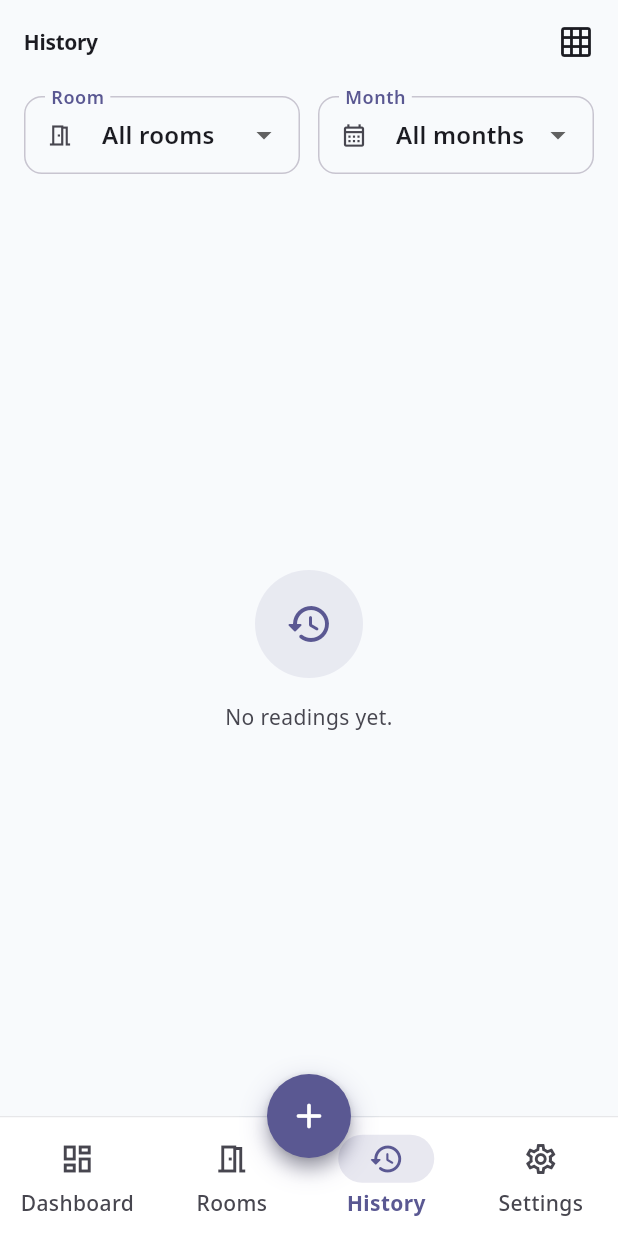
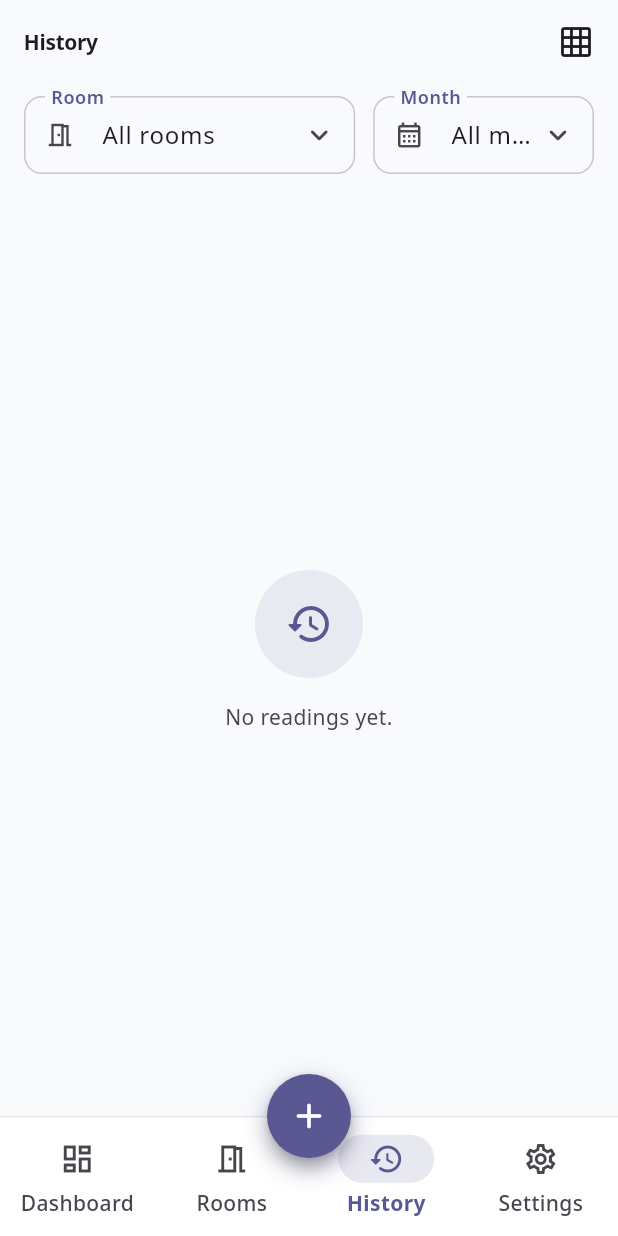
Before and after one commit to sochetraoeun/my-bill, a Flutter app: the screen it shows after launch, item 3 of the bottom bar chosen, on a phone screen of 412 x 824 dp. Run offline on Flutter 3.47's test engine with Material 3 defaults, Android fonts, the phone set to English and light mode, and no system bars; our stand-ins replace cloud_firestore, firebase_core, flutter_dotenv, get, package_info_plus, pdf and 3 more; missing offline and left inert: excel; accounts and stored records are empty.

Commit message:
Add meter reading validation and localization support. Introduce new error messages for empty meter readings in English and Khmer. Refactor meter validation logic in input forms to ensure proper error handling.

```diff
--- a/lib/l10n/app_en.arb
+++ b/lib/l10n/app_en.arb
@@ -61,6 +61,7 @@
   "roomNameEmpty": "Room name cannot be empty.",
   "roomNameDuplicate": "Another room already uses that name. Choose a different name.",
   "invalidNumber": "Please enter a valid number.",
+  "meterReadingEmpty": "Meter reading cannot be empty.",
   "filtersUpdated": "Filters updated.",
   "filtersCleared": "Filters cleared.",
   "actionCancelled": "Action cancelled.",
--- a/lib/l10n/app_km.arb
+++ b/lib/l10n/app_km.arb
@@ -55,6 +55,7 @@
   "roomNameEmpty": "ឈ្មោះបន្ទប់មិនអាចទទេបានទេ។",
   "roomNameDuplicate": "បន្ទប់ផ្សេងទៀតបានប្រើឈ្មោះនេះរួចហើយ។ សូមជ្រើសរើសឈ្មោះផ្សេង។",
   "invalidNumber": "សូមបញ្ចូលលេខត្រឹមត្រូវ។",
+  "meterReadingEmpty": "លេខម៉ែត្រមិនអាចទទេបានទេ។",
   "filtersUpdated": "បានធ្វើបច្ចុប្បន្នភាពតម្រង។",
   "filtersCleared": "បានសម្អាតតម្រង។",
   "actionCancelled": "បានបោះបង់សកម្មភាព។",
--- a/lib/ui/history/history_page.dart
+++ b/lib/ui/history/history_page.dart
@@ -12,6 +12,118 @@ import '../../services/bill_calculator.dart';
 import '../../services/excel_service.dart';
 import '../input/input_usage_page.dart';
 import '../widgets/bill_dialog.dart';
+
+/// Room / month filters for [HistoryPage] — outlined dropdowns with icon + label.
+class _HistoryFiltersBar extends StatelessWidget {
+  const _HistoryFiltersBar({
+    required this.roomLabel,
+    required this.monthLabel,
+    required this.roomFilter,
+    required this.monthFilter,
+    required this.roomItems,
+    required this.monthItems,
+    required this.onRoomChanged,
+    required this.onMonthChanged,
+  });
+
+  final String roomLabel;
+  final String monthLabel;
+  final String? roomFilter;
+  final String? monthFilter;
+  final List<DropdownMenuItem<String?>> roomItems;
+  final List<DropdownMenuItem<String?>> monthItems;
+  final ValueChanged<String?> onRoomChanged;
+  final ValueChanged<String?> onMonthChanged;
+
+  static List<Widget> _selectedItemLabels(
+    BuildContext context,
+    List<DropdownMenuItem<String?>> items,
+  ) {
+    final textStyle = Theme.of(context).textTheme.bodyLarge;
+    return items.map((item) {
+      final textWidget = item.child is Text ? item.child as Text : null;
+      final label = textWidget?.data ?? '';
+      return Align(
+        alignment: AlignmentDirectional.centerStart,
+        child: Text(
+          label,
+          maxLines: 1,
+          overflow: TextOverflow.ellipsis,
+          style: textStyle,
+        ),
+      );
+    }).toList();
+  }
+
+  @override
+  Widget build(BuildContext context) {
+    final scheme = Theme.of(context).colorScheme;
+    final iconColor = scheme.onSurfaceVariant;
+
+    return Padding(
+      padding: const EdgeInsets.fromLTRB(
+        AppSpacing.lg,
+        AppSpacing.sm,
+        AppSpacing.lg,
+        AppSpacing.sm,
+      ),
+      child: Row(
+        crossAxisAlignment: CrossAxisAlignment.start,
+        children: [
+          Expanded(
+            flex: 3,
+            child: DropdownButtonFormField<String?>(
+              initialValue: roomFilter,
+              isExpanded: true,
+              borderRadius: BorderRadius.circular(AppRadius.sm),
+              icon: Icon(
+                Icons.expand_more_rounded,
+                color: iconColor,
+              ),
+              decoration: InputDecoration(
+                labelText: roomLabel,
+                prefixIcon: Icon(
+                  Icons.meeting_room_outlined,
+                  size: 20,
+                  color: iconColor,
+                ),
+              ),
+              items: roomItems,
+              selectedItemBuilder: (ctx) =>
+                  _selectedItemLabels(ctx, roomItems),
+              onChanged: onRoomChanged,
+            ),
+          ),
+          const SizedBox(width: AppSpacing.md),
+          Expanded(
+            flex: 2,
+            child: DropdownButtonFormField<String?>(
+              initialValue: monthFilter,
+              isExpanded: true,
+              borderRadius: BorderRadius.circular(AppRadius.sm),
+              icon: Icon(
+                Icons.expand_more_rounded,
+                color: iconColor,
+              ),
+              decoration: InputDecoration(
+                labelText: monthLabel,
+                prefixIcon: Icon(
+                  Icons.calendar_month_outlined,
+                  size: 20,
+                  color: iconColor,
+                ),
+              ),
+              items: monthItems,
+              selectedItemBuilder: (ctx) =>
+                  _selectedItemLabels(ctx, monthItems),
+              onChanged: onMonthChanged,
+            ),
+          ),
+        ],
+      ),
+    );
+  }
+}
 
 class HistoryPage extends StatefulWidget {
   const HistoryPage({super.key});
@@ -53,57 +165,18 @@ class _HistoryPageState extends State<HistoryPage> {
         }).toList();
         final locale = settings.settings.localeCode;
 
-        return Column(
-          children: [
-            Padding(
-              padding: const EdgeInsets.fromLTRB(
-                AppSpacing.lg,
-                AppSpacing.sm,
-                AppSpacing.lg,
-                AppSpacing.sm,
-              ),
-              child: Row(
-                children: [
-                  Expanded(
-                    child: DropdownButtonFormField<String?>(
-                      initialValue: _roomFilter,
-                      decoration: InputDecoration(
-                        labelText: t.fieldRoom,
-                        prefixIcon: const Icon(
-                          Icons.meeting_room_outlined,
-                          size: 18,
-                        ),
-                      ),
-                      items: [
+        final roomMenuItems = <DropdownMenuItem<String?>>[
           DropdownMenuItem<String?>(
             value: null,
             child: Text(t.filterAllRooms),
           ),
-                        for (final r in rooms)
+          for (final room in rooms)
             DropdownMenuItem<String?>(
-                            value: r.id,
-                            child: Text(r.name),
+              value: room.id,
+              child: Text(room.name),
             ),
-                      ],
-                      onChanged: (v) {
-                        if (v == _roomFilter) return;
-                        setState(() => _roomFilter = v);
-                        _notifyFilterChange();
-                      },
-                    ),
-                  ),
-                  const SizedBox(width: AppSpacing.md),
-                  Expanded(
-                    child: DropdownButtonFormField<String?>(
-                      initialValue: _monthFilter,
-                      decoration: InputDecoration(
-                        labelText: t.fieldMonth,
-                        prefixIcon: const Icon(
-                          Icons.calendar_month_outlined,
-                          size: 18,
-                        ),
-                      ),
-                      items: [
+        ];
+        final monthMenuItems = <DropdownMenuItem<String?>>[
           DropdownMenuItem<String?>(
             value: null,
             child: Text(t.filterAllMonths),
@@ -112,22 +185,30 @@ class _HistoryPageState extends State<HistoryPage> {
             DropdownMenuItem<String?>(
               value: k,
               child: Text(
-                              formatYearMonthHuman(
-                                parseYearMonthKey(k),
-                                locale,
+                formatYearMonthHuman(parseYearMonthKey(k), locale),
               ),
             ),
-                          ),
-                      ],
-                      onChanged: (v) {
+        ];
+
+        return Column(
+          children: [
+            _HistoryFiltersBar(
+              roomLabel: t.fieldRoom,
+              monthLabel: t.fieldMonth,
+              roomFilter: _roomFilter,
+              monthFilter: _monthFilter,
+              roomItems: roomMenuItems,
+              monthItems: monthMenuItems,
+              onRoomChanged: (v) {
+                if (v == _roomFilter) return;
+                setState(() => _roomFilter = v);
+                _notifyFilterChange();
+              },
+              onMonthChanged: (v) {
                 if (v == _monthFilter) return;
                 setState(() => _monthFilter = v);
                 _notifyFilterChange();
               },
-                    ),
-                  ),
-                ],
-              ),
             ),
             Expanded(
               child: list.isEmpty
```
Also changed, not shown: lib/ui/input/input_usage_page.dart (+49 -15 lines), lib/l10n/generated/app_localizations.dart, lib/l10n/generated/app_localizations_en.dart, lib/l10n/generated/app_localizations_km.dart. Lines whose indentation alone changed are shown as unchanged.
